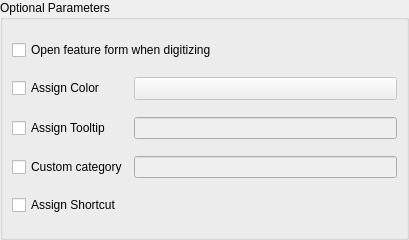
Before: the Qt Designer form gui/CustomWidgets/BasicInterfaceWidgets/buttonPropWidget.ui in dsgoficial/DsgTools, drawn with Qt 5.
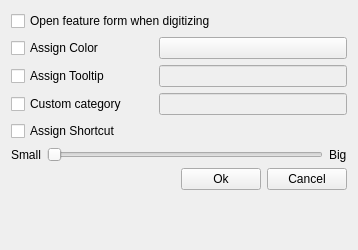
After: the same form once the commit is applied. Custom widgets are drawn as their Qt base class.

Commit message: created prototypes for the new GUI

Diff of the .ui file:
```diff
--- a/gui/CustomWidgets/BasicInterfaceWidgets/buttonPropWidget.ui
+++ b/gui/CustomWidgets/BasicInterfaceWidgets/buttonPropWidget.ui
@@ -6,30 +6,18 @@
    <rect>
     <x>0</x>
     <y>0</y>
-    <width>409</width>
-    <height>240</height>
+    <width>358</width>
+    <height>250</height>
    </rect>
   </property>
   <property name="windowTitle">
    <string>Form</string>
   </property>
-  <layout class="QGridLayout" name="gridLayout_2">
-   <property name="margin">
-    <number>0</number>
-   </property>
-   <item row="0" column="0">
-    <widget class="QgsCollapsibleGroupBox" name="mGroupBox">
-     <property name="title">
-      <string>Optional Parameters</string>
-     </property>
-     <property name="saveCollapsedState">
-      <bool>false</bool>
-     </property>
      <layout class="QGridLayout" name="gridLayout">
-      <item row="4" column="1">
-       <widget class="ShortcutChooserWidget" name="shortcutWidget" native="true">
-        <property name="enabled">
-         <bool>false</bool>
+   <item row="0" column="0" colspan="3">
+    <widget class="QCheckBox" name="openFormCheckBox">
+     <property name="text">
+      <string>Open feature form when digitizing</string>
         </property>
        </widget>
       </item>
@@ -40,31 +28,8 @@
         </property>
        </widget>
       </item>
-      <item row="2" column="1">
-       <widget class="QLineEdit" name="toolTipLineEdit">
-        <property name="enabled">
-         <bool>false</bool>
-        </property>
-       </widget>
-      </item>
-      <item row="1" column="1">
-       <widget class="QgsColorButton" name="mColorButton">
-        <property name="enabled">
-         <bool>false</bool>
-        </property>
-        <property name="sizePolicy">
-         <sizepolicy hsizetype="MinimumExpanding" vsizetype="Fixed">
-          <horstretch>0</horstretch>
-          <verstretch>0</verstretch>
-         </sizepolicy>
-        </property>
-        <property name="minimumSize">
-         <size>
-          <width>0</width>
-          <height>0</height>
-         </size>
-        </property>
-       </widget>
+   <item row="1" column="2">
+    <widget class="QgsColorButton" name="mColorButton"/>
       </item>
       <item row="2" column="0">
        <widget class="QCheckBox" name="tooltipCheckBox">
@@ -73,7 +38,21 @@
         </property>
        </widget>
       </item>
-      <item row="3" column="1">
+   <item row="2" column="2">
+    <widget class="QLineEdit" name="toolTipLineEdit">
+     <property name="enabled">
+      <bool>false</bool>
+     </property>
+    </widget>
+   </item>
+   <item row="3" column="0">
+    <widget class="QCheckBox" name="customCategoryCheckBox">
+     <property name="text">
+      <string>Custom category</string>
+     </property>
+    </widget>
+   </item>
+   <item row="3" column="2">
        <widget class="QLineEdit" name="customCategoryLineEdit">
         <property name="enabled">
          <bool>false</bool>
@@ -87,36 +66,116 @@
         </property>
        </widget>
       </item>
-      <item row="3" column="0">
-       <widget class="QCheckBox" name="customCategoryCheckBox">
+   <item row="4" column="2">
+    <widget class="ShortcutChooserWidget" name="shortcutWidget" native="true">
+     <property name="enabled">
+      <bool>false</bool>
+     </property>
+    </widget>
+   </item>
+   <item row="6" column="0" colspan="3">
+    <layout class="QHBoxLayout" name="horizontalLayout">
+     <item>
+      <spacer name="horizontalSpacer">
+       <property name="orientation">
+        <enum>Qt::Horizontal</enum>
+       </property>
+       <property name="sizeHint" stdset="0">
+        <size>
+         <width>40</width>
+         <height>20</height>
+        </size>
+       </property>
+      </spacer>
+     </item>
+     <item>
+      <widget class="QPushButton" name="pushButton">
+       <property name="sizePolicy">
+        <sizepolicy hsizetype="Minimum" vsizetype="Minimum">
+         <horstretch>0</horstretch>
+         <verstretch>0</verstretch>
+        </sizepolicy>
+       </property>
         <property name="text">
-         <string>Custom category</string>
+        <string>Ok</string>
         </property>
        </widget>
       </item>
-      <item row="0" column="0" colspan="2">
-       <widget class="QCheckBox" name="openFormCheckBox">
+     <item>
+      <widget class="QPushButton" name="pushButton_2">
+       <property name="sizePolicy">
+        <sizepolicy hsizetype="Minimum" vsizetype="Minimum">
+         <horstretch>0</horstretch>
+         <verstretch>0</verstretch>
+        </sizepolicy>
+       </property>
         <property name="text">
-         <string>Open feature form when digitizing</string>
+        <string>Cancel</string>
         </property>
        </widget>
       </item>
      </layout>
-    </widget>
+   </item>
+   <item row="7" column="1">
+    <spacer name="verticalSpacer">
+     <property name="orientation">
+      <enum>Qt::Vertical</enum>
+     </property>
+     <property name="sizeHint" stdset="0">
+      <size>
+       <width>20</width>
+       <height>13</height>
+      </size>
+     </property>
+    </spacer>
+   </item>
+   <item row="5" column="0" colspan="3">
+    <layout class="QHBoxLayout" name="horizontalLayout_2">
+     <item>
+      <widget class="QLabel" name="label_6">
+       <property name="sizePolicy">
+        <sizepolicy hsizetype="Minimum" vsizetype="Preferred">
+         <horstretch>0</horstretch>
+         <verstretch>0</verstretch>
+        </sizepolicy>
+       </property>
+       <property name="text">
+        <string>Small</string>
+       </property>
+      </widget>
+     </item>
+     <item>
+      <widget class="QSlider" name="slider">
+       <property name="sizePolicy">
+        <sizepolicy hsizetype="Expanding" vsizetype="Minimum">
+         <horstretch>0</horstretch>
+         <verstretch>0</verstretch>
+        </sizepolicy>
+       </property>
+       <property name="maximum">
+        <number>2</number>
+       </property>
+       <property name="orientation">
+        <enum>Qt::Horizontal</enum>
+       </property>
+      </widget>
+     </item>
+     <item>
+      <widget class="QLabel" name="label_7">
+       <property name="text">
+        <string>Big</string>
+       </property>
+      </widget>
+     </item>
+    </layout>
    </item>
   </layout>
  </widget>
  <customwidgets>
-  <customwidget>
-   <class>QgsCollapsibleGroupBox</class>
-   <extends>QGroupBox</extends>
-   <header>qgis.gui</header>
-   <container>1</container>
-  </customwidget>
   <customwidget>
    <class>QgsColorButton</class>
-   <extends>QToolButton</extends>
-   <header>qgis.gui</header>
+   <extends>QPushButton</extends>
+   <header>qgscolorbutton.h</header>
   </customwidget>
   <customwidget>
    <class>ShortcutChooserWidget</class>
```
Left out of the diff: 4 changed lines with no effect on the pictures. Lines whose indentation alone changed are shown as unchanged. The commit also changes 2 other files.
